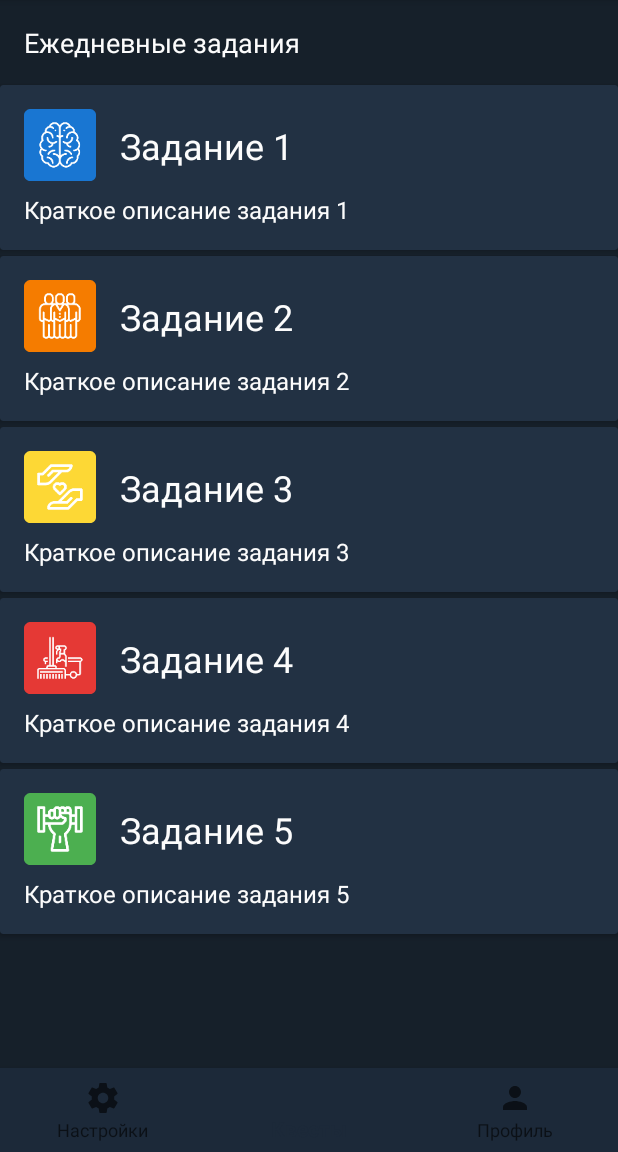
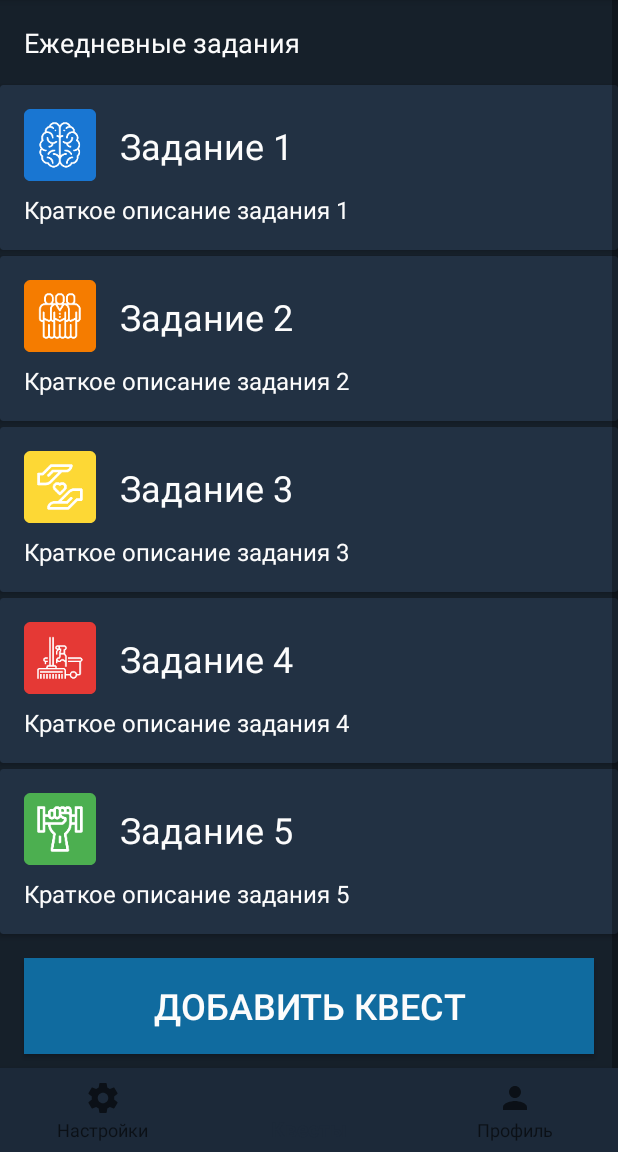
Before and after one commit to antihypecorp/TestProject2, an Android app: the HomeFragment screen opened directly, with no data from a screen before it, on a phone screen of 412 x 824 dp, the part 84-1236 px from its top. Run offline under Robolectric (Android 15) with nearby library versions, the phone set to English and light mode, and no system bars; our stand-ins replace Room's generated code; libraries missing offline, so code that uses them is left out: android.arch.persistence; 2 statements that could not run were skipped.

Commit message:
Увше скуфеу ефыл игеещт

```diff
--- a/app/src/main/res/layout/fragment_home.xml
+++ b/app/src/main/res/layout/fragment_home.xml
@@ -288,6 +288,17 @@
 
             </android.support.v7.widget.CardView>
 
+            <Button
+                android:id="@+id/button_add"
+                android:layout_width="match_parent"
+                android:layout_height="64dp"
+                android:layout_margin="16dp"
+                android:background="@color/buttonThree"
+                android:text="Добавить квест"
+                android:textSize="24sp"
+                android:textColor="@color/colorText"
+                />
+
             <TextView
                 android:id="@+id/white"
                 android:layout_width="match_parent"
```
